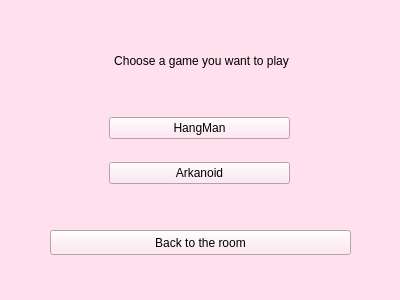
Before: the Qt Designer form client/game_selection.ui in Taifin/ChitChat, drawn with Qt 5.
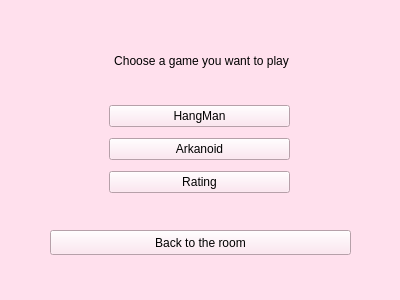
After: the same form once the commit is applied.

Patch:
```diff
--- a/client/game_selection.ui
+++ b/client/game_selection.ui
@@ -86,6 +86,17 @@
       </property>
      </widget>
     </item>
+    <item>
+     <widget class="QPushButton" name="rating_button">
+      <property name="styleSheet">
+       <string notr="true">selection-background-color: rgb(173, 127, 168);
+font: 700 11pt &quot;Source Code Pro&quot;;</string>
+      </property>
+      <property name="text">
+       <string>Rating</string>
+      </property>
+     </widget>
+    </item>
    </layout>
   </widget>
  </widget>
```
